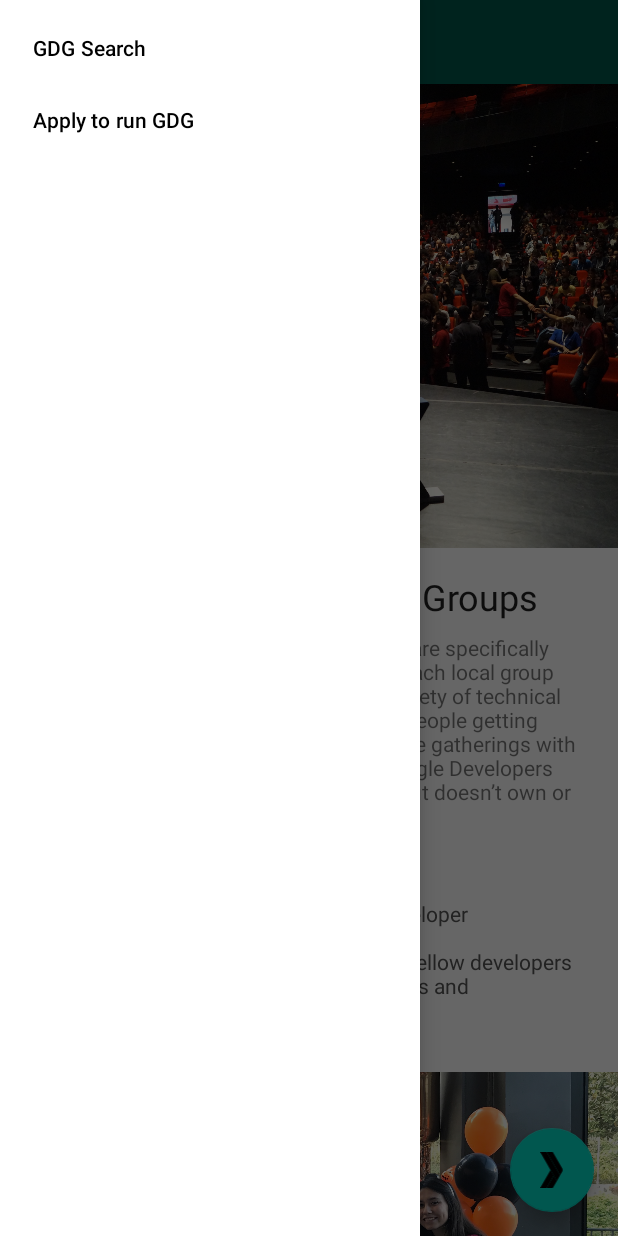
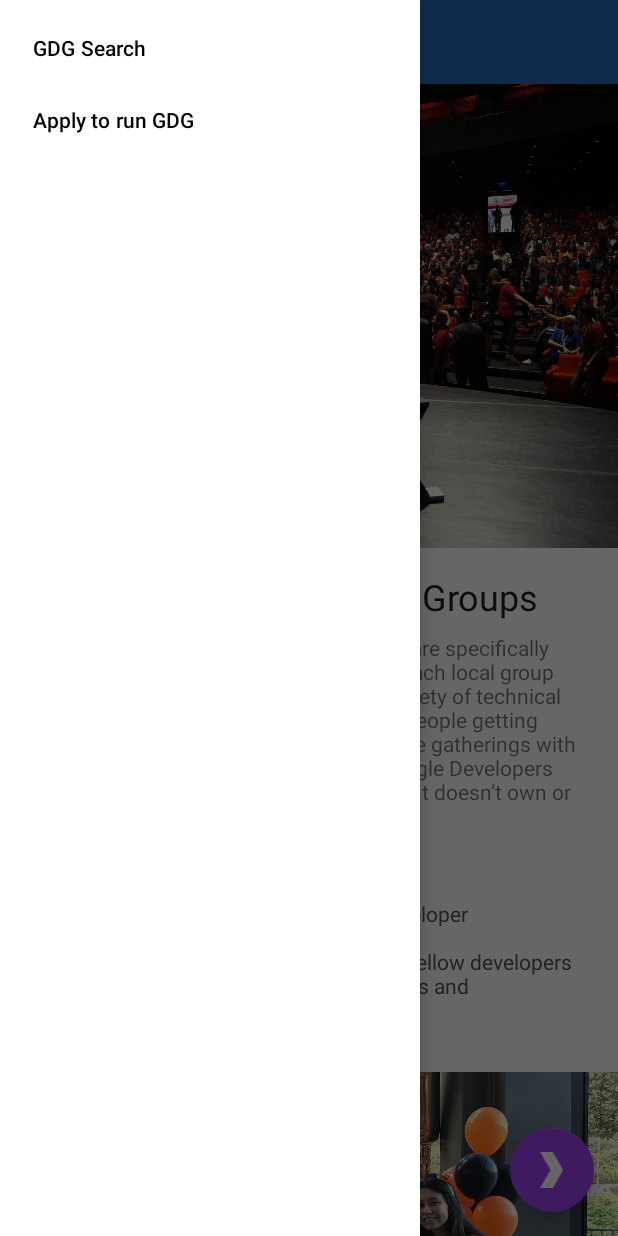
Before and after one commit to fabiohxcx/gdg-finder, an Android app: the screen it shows after launch (MainActivity), with the side drawer open, on a phone screen of 412 x 824 dp. Run offline under Robolectric (Android 15) with nearby library versions, the phone set to English and light mode, and no system bars; our stand-ins replace data binding, navigation-ui; Roboto replaces fonts that are not available here.

Commit message:
Adding Material Colors

```diff
--- a/app/src/main/res/layout/activity_main.xml
+++ b/app/src/main/res/layout/activity_main.xml
@@ -24,7 +24,7 @@
                     android:layout_width="150dp"
                     android:layout_height="match_parent"
                     android:contentDescription="@string/app_name"
-                    android:tint="?colorOnPrimary"
+                    android:tint="?colorOnSecondary"
                     app:srcCompat="@drawable/logo" />
             </androidx.appcompat.widget.Toolbar>
 
--- a/app/src/main/res/layout/home_fragment.xml
+++ b/app/src/main/res/layout/home_fragment.xml
@@ -4,7 +4,6 @@
     xmlns:tools="http://schemas.android.com/tools">
 
     <data>
-
         <variable
             name="viewModel"
             type="com.example.android.gdgfinder.home.HomeViewModel" />
--- a/app/src/main/res/values/colors.xml
+++ b/app/src/main/res/values/colors.xml
@@ -1,6 +1,11 @@
 <?xml version="1.0" encoding="utf-8"?>
 <resources>
-  <color name="colorPrimary">#008577</color>
-  <color name="colorPrimaryDark">#00574B</color>
-  <color name="colorAccent">#D81B60</color>
+    <color name="primaryColor">#669df6</color>
+    <color name="primaryLightColor">#9cceff</color>
+    <color name="primaryDarkColor">#266fc3</color>
+    <color name="secondaryColor">#a142f4</color>
+    <color name="secondaryLightColor">#d774ff</color>
+    <color name="secondaryDarkColor">#6b00c0</color>
+    <color name="primaryTextColor">#000000</color>
+    <color name="secondaryTextColor">#ffffff</color>
 </resources>
--- a/app/src/main/res/values/styles.xml
+++ b/app/src/main/res/values/styles.xml
@@ -3,9 +3,13 @@
     <!-- Base application theme. -->
     <style name="AppTheme" parent="Theme.MaterialComponents.Light.NoActionBar">
         <!-- Customize your theme here. -->
-        <item name="colorPrimary">@color/colorPrimary</item>
-        <item name="colorPrimaryDark">@color/colorPrimaryDark</item>
-        <item name="colorAccent">@color/colorAccent</item>
+        <item name="colorPrimary">@color/primaryColor</item>
+        <item name="colorPrimaryDark">@color/primaryDarkColor</item>
+        <item name="colorPrimaryVariant">@color/primaryLightColor</item>
+        <item name="colorOnPrimary">@color/primaryTextColor</item>
+        <item name="colorSecondary">@color/secondaryColor</item>
+        <item name="colorSecondaryVariant">@color/secondaryDarkColor</item>
+        <item name="colorOnSecondary">@color/secondaryTextColor</item>
         <item name="android:fontFamily">@font/lobster_two</item>
         <item name="textAppearanceHeadline6">@style/CustomHeadLine6</item>
     </style>
```
